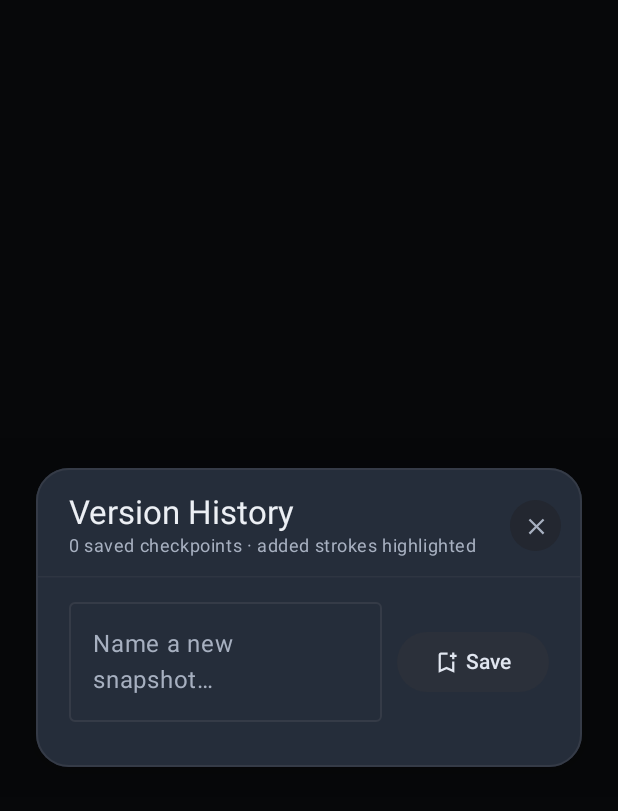
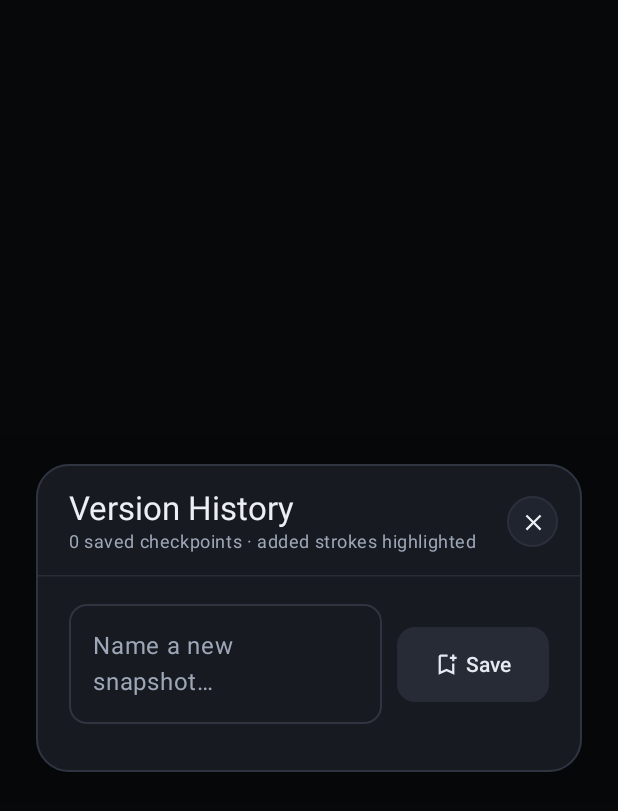
Before and after one commit to McMelonTV/drawspace, an Android app built with Jetpack Compose: the composable VersionHistoryModal shown on its own in the app's theme, on a phone screen of 412 x 824 dp. Shown: the top 811 px of the screen. Run offline under Robolectric (Android 15) with nearby library versions, the phone set to English and light mode, and no system bars; 2 statements that could not run were skipped.

Commit message:
style: remove modal tonal washout and refine segmented tab padding

```diff
--- a/app/src/main/kotlin/space/owork/draw/ui/CanvasScreen.kt
+++ b/app/src/main/kotlin/space/owork/draw/ui/CanvasScreen.kt
@@ -558,7 +558,7 @@ private fun FloatingPill(
         shape = RoundedCornerShape(18.dp),
         color = hudColors.pillBackground,
         border = BorderStroke(1.dp, hudColors.pillBorder),
-        tonalElevation = 6.dp,
+        tonalElevation = 0.dp,
         shadowElevation = 8.dp,
         content = content,
     )
--- a/app/src/main/kotlin/space/owork/draw/ui/StudioModal.kt
+++ b/app/src/main/kotlin/space/owork/draw/ui/StudioModal.kt
@@ -28,9 +28,10 @@ import androidx.compose.ui.unit.Dp
 import androidx.compose.ui.unit.dp
 import androidx.compose.ui.window.Dialog
 import androidx.compose.ui.window.DialogProperties
+import space.owork.draw.ui.theme.LocalHudColors
 
 /**
- * Tablet-first centered modal replacing phone-oriented bottom sheets across Drawspace.
+ * Tablet-first centered modal with crisp neutral studio colors (zero M3 tonal tint washout).
  */
 @Composable
 fun StudioModal(
@@ -42,6 +43,7 @@ fun StudioModal(
     headerActions: @Composable RowScope.() -> Unit = {},
     content: @Composable ColumnScope.() -> Unit,
 ) {
+    val hudColors = LocalHudColors.current
     Dialog(
         onDismissRequest = onDismiss,
         properties = DialogProperties(usePlatformDefaultWidth = false),
@@ -53,16 +55,16 @@ fun StudioModal(
                 .heightIn(max = maxHeight)
                 .fillMaxWidth(),
             shape = RoundedCornerShape(22.dp),
-            color = MaterialTheme.colorScheme.surface,
+            color = hudColors.modalBackground,
             border = BorderStroke(1.dp, MaterialTheme.colorScheme.outline),
-            tonalElevation = 8.dp,
+            tonalElevation = 0.dp,
             shadowElevation = 24.dp,
         ) {
             Column(modifier = Modifier.fillMaxWidth()) {
                 Row(
                     modifier = Modifier
                         .fillMaxWidth()
-                        .padding(start = 22.dp, end = 14.dp, top = 16.dp, bottom = 12.dp),
+                        .padding(start = 22.dp, end = 16.dp, top = 16.dp, bottom = 14.dp),
                     verticalAlignment = Alignment.CenterVertically,
                     horizontalArrangement = Arrangement.SpaceBetween,
                 ) {
@@ -78,12 +80,13 @@ fun StudioModal(
                     }
                     Row(
                         verticalAlignment = Alignment.CenterVertically,
-                        horizontalArrangement = Arrangement.spacedBy(6.dp),
+                        horizontalArrangement = Arrangement.spacedBy(8.dp),
                     ) {
                         headerActions()
                         Surface(
                             shape = CircleShape,
-                            color = MaterialTheme.colorScheme.surfaceVariant,
+                            color = hudColors.modalCard,
+                            border = BorderStroke(1.dp, MaterialTheme.colorScheme.outline.copy(alpha = 0.7f)),
                         ) {
                             IconButton(
                                 onClick = onDismiss,
@@ -98,11 +101,11 @@ fun StudioModal(
                         }
                     }
                 }
-                HorizontalDivider(color = MaterialTheme.colorScheme.outline.copy(alpha = 0.6f))
+                HorizontalDivider(color = MaterialTheme.colorScheme.outline.copy(alpha = 0.75f))
                 Column(
                     modifier = Modifier
                         .fillMaxWidth()
-                        .padding(horizontal = 22.dp, vertical = 16.dp),
+                        .padding(horizontal = 22.dp, vertical = 18.dp),
                     content = content,
                 )
             }
--- a/app/src/main/kotlin/space/owork/draw/ui/VersionHistoryModal.kt
+++ b/app/src/main/kotlin/space/owork/draw/ui/VersionHistoryModal.kt
@@ -1,5 +1,6 @@
 package space.owork.draw.ui
 
+import androidx.compose.foundation.BorderStroke
 import androidx.compose.foundation.border
 import androidx.compose.foundation.layout.Arrangement
 import androidx.compose.foundation.layout.Box
@@ -8,6 +9,7 @@ import androidx.compose.foundation.layout.Row
 import androidx.compose.foundation.layout.Spacer
 import androidx.compose.foundation.layout.fillMaxSize
 import androidx.compose.foundation.layout.fillMaxWidth
+import androidx.compose.foundation.layout.height
 import androidx.compose.foundation.layout.heightIn
 import androidx.compose.foundation.layout.padding
 import androidx.compose.foundation.layout.size
@@ -36,6 +38,7 @@ import androidx.compose.ui.draw.clip
 import androidx.compose.ui.unit.dp
 import space.owork.draw.AppUiState
 import space.owork.draw.storage.CheckpointInfo
+import space.owork.draw.ui.theme.LocalHudColors
 import java.text.DateFormat
 import java.util.Date
 
@@ -47,6 +50,7 @@ fun VersionHistoryModal(
     onRestoreCheckpoint: (CheckpointInfo) -> Unit,
     onRequestCheckpointPreview: (String) -> Unit,
 ) {
+    val hudColors = LocalHudColors.current
     var snapshotLabel by remember { mutableStateOf("") }
 
     StudioModal(
@@ -66,10 +70,13 @@ fun VersionHistoryModal(
                 value = snapshotLabel,
                 onValueChange = { snapshotLabel = it },
                 placeholder = { Text("Name a new snapshot…") },
+                shape = RoundedCornerShape(12.dp),
                 singleLine = true,
                 modifier = Modifier.weight(1f),
             )
             FilledTonalButton(
+                shape = RoundedCornerShape(12.dp),
+                modifier = Modifier.height(50.dp),
                 onClick = {
                     val label = snapshotLabel.trim().ifEmpty { "Snapshot" }
                     snapshotLabel = ""
@@ -119,7 +126,8 @@ fun VersionHistoryModal(
                 }
                 Surface(
                     shape = RoundedCornerShape(12.dp),
-                    color = MaterialTheme.colorScheme.surfaceVariant.copy(alpha = 0.75f),
+                    color = hudColors.modalCard,
+                    border = BorderStroke(1.dp, MaterialTheme.colorScheme.outline.copy(alpha = 0.7f)),
                     modifier = Modifier.fillMaxWidth(),
                 ) {
                     Row(
```
Also changed, not shown: app/src/main/kotlin/space/owork/draw/ui/DocumentMenuModal.kt (+23 -10 lines), app/src/main/kotlin/space/owork/draw/ui/theme/Theme.kt (+45 -27 lines).
